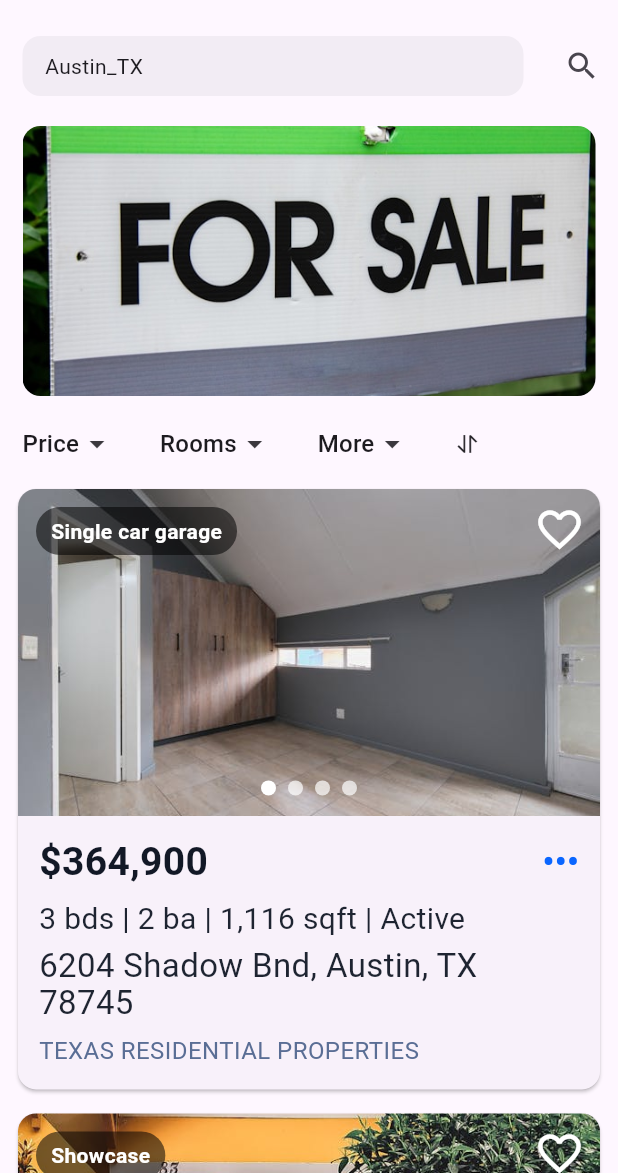
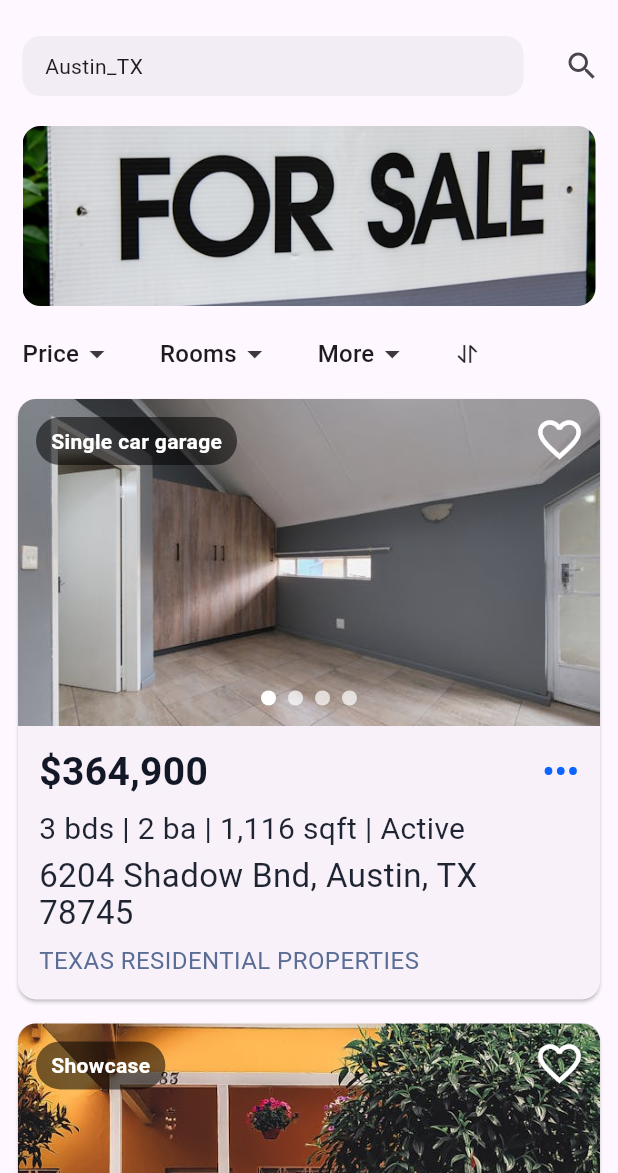
Before and after one commit to amlzq/criteria_selector, a Flutter app: the screen it shows after launch, after a tap on "Zillow", on a phone screen of 412 x 824 dp, the part 63-1236 px from its top. Run offline on Flutter 3.47's test engine with Material 3 defaults, Android fonts, the phone set to English and light mode, and no system bars; generated files the repository leaves out were written again.

Commit message:
feat(example): shorten banners and simplify selector theming
Reduce banner image heights (180 -> 120) in buy_page.dart and house_page.dart. Simplify selector action-bar theming by removing nested SelectorActionBarTheme usages and passing reset/apply text directly (or omitting custom actionBarTheme) in buy_page.dart, sell_page.dart and house_page.dart. Add CriteriaSelectorLocalizationsDelegate to main.dart and stop using localized strings when constructing the base SelectorThemeData to rely on the selector's own localization handling. These changes tighten UI layout and simplify localization/theming wiring for selectors.

```diff
--- a/example/lib/leyoujia/buy_page.dart
+++ b/example/lib/leyoujia/buy_page.dart
@@ -277,7 +277,7 @@ class _BuyPageState extends State<BuyPage> {
               child: Image.asset(
                 'assets/realestate/banner0.jpg',
                 width: double.infinity,
-                height: 180.0,
+                height: 120.0,
                 fit: BoxFit.cover,
               ),
             ),
@@ -334,9 +334,7 @@ class _BuyPageState extends State<BuyPage> {
                 childAspectRatio: 2.5,
                 mainAxisSpacing: 10,
                 crossAxisSpacing: 10,
-                actionBarTheme: SelectorActionBarTheme(
-                  applyText: AppLocalizations.of(context)?.apply ?? '',
-                ),
+                applyText: AppLocalizations.of(context)?.apply ?? '',
               ),
               FlattenSelector(
                 dataFetcher: _filtersRepo.fetchFloorPlanBuyData,
--- a/example/lib/leyoujia/sell_page.dart
+++ b/example/lib/leyoujia/sell_page.dart
@@ -174,12 +174,6 @@ class _SellPageState extends State<SellPage> {
                   overlayStyle: dropdownTabBarTheme.overlayStyle?.copyWith(
                     maxHeightFactor: 0.8,
                   ),
-                  selectorTheme: dropdownTabBarTheme.selectorTheme?.copyWith(
-                    actionBarTheme: SelectorActionBarTheme(
-                      resetText: AppLocalizations.of(context)?.clear ?? '',
-                      applyText: AppLocalizations.of(context)?.done ?? '',
-                    ),
-                  ),
                 ),
               ],
             ),
--- a/example/lib/main.dart
+++ b/example/lib/main.dart
@@ -31,6 +31,7 @@ class MyApp extends StatelessWidget {
         GlobalMaterialLocalizations.delegate,
         GlobalWidgetsLocalizations.delegate,
         GlobalCupertinoLocalizations.delegate,
+        CriteriaSelectorLocalizationsDelegate(),
       ],
       supportedLocales: const [
         Locale('en'),
@@ -48,17 +49,10 @@ class MyApp extends StatelessWidget {
         ),
       ],
       builder: (context, child) {
-        final l10n = AppLocalizations.of(context);
         final theme = baseTheme.copyWith(
           extensions: <ThemeExtension<dynamic>>[
             DropselectTabBarTheme(
-              selectorTheme: SelectorThemeData(
-                baseTheme,
-                actionBarTheme: SelectorActionBarTheme(
-                  resetText: l10n?.reset ?? '',
-                  applyText: l10n?.apply ?? '',
-                ),
-              ),
+              selectorTheme: SelectorThemeData(baseTheme),
             ),
           ],
         );
--- a/example/lib/zillow/house_page.dart
+++ b/example/lib/zillow/house_page.dart
@@ -268,7 +268,7 @@ class _HousePageState extends State<HousePage> {
               child: Image.asset(
                 'assets/realestate/banner1.jpg',
                 width: double.infinity,
-                height: 180.0,
+                height: 120.0,
                 fit: BoxFit.cover,
               ),
             ),
@@ -325,10 +325,8 @@ class _HousePageState extends State<HousePage> {
                 selectedDataFetcher: _filtersRepo.fetchMoreSelectedData,
                 resetDataFetcher: _filtersRepo.fetchMoreResetData,
                 selectionMode: SelectionMode.multiple,
-                actionBarTheme: SelectorActionBarTheme(
-                  resetText: AppLocalizations.of(context)?.reset ?? '',
-                  applyText: AppLocalizations.of(context)?.apply ?? '',
-                ),
+                resetText: AppLocalizations.of(context)?.reset ?? '',
+                applyText: AppLocalizations.of(context)?.apply ?? '',
                 chipBarTheme: const SelectorChipBarTheme(
                   variant: SelectorChipVariant.outlined,
                 ),
```
